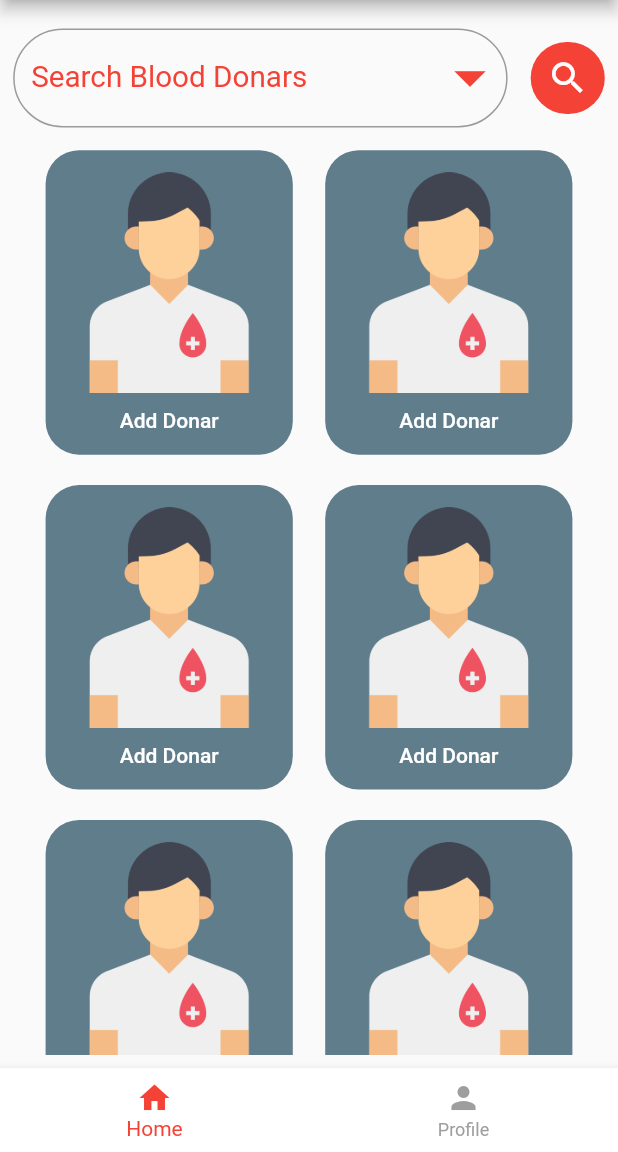
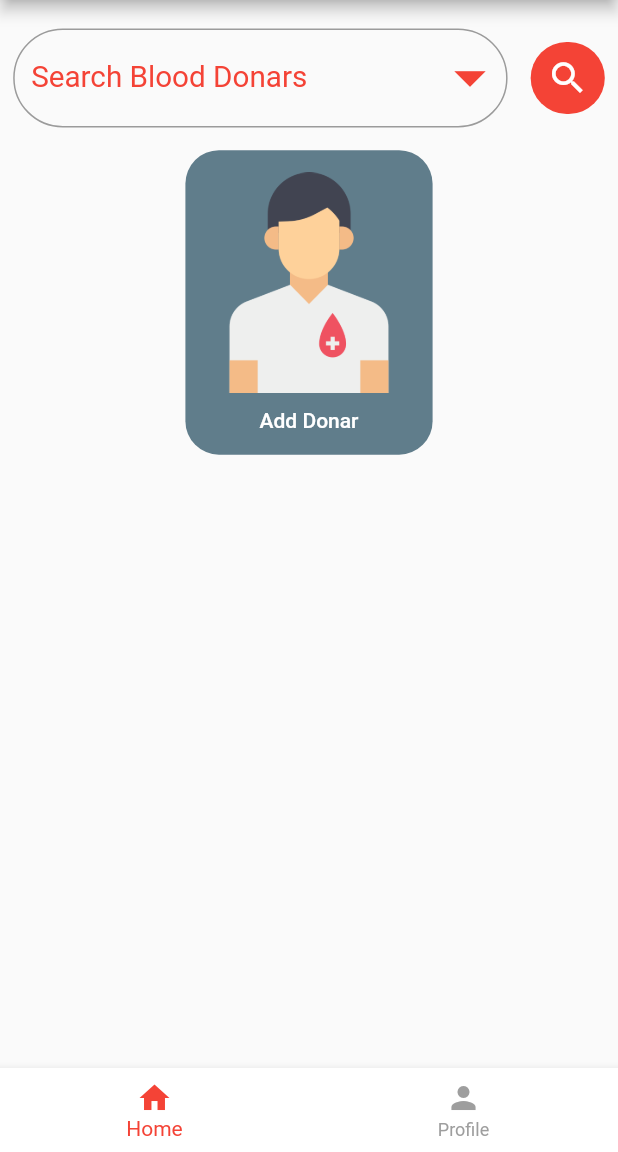
Before and after one commit to alif030496/Blood-Book, a Flutter app: the screen it shows after launch, on a phone screen of 412 x 824 dp, the part 84-1236 px from its top. Run offline on Flutter 3.47's test engine with Material 2 defaults, Android fonts, the phone set to English and light mode, and no system bars; our stand-ins replace carousel_slider, cloud_firestore, dots_indicator, double_back_to_close_app, firebase_auth, firebase_core and 3 more; accounts and stored records are empty.

Commit message:
Add files via upload

```diff
--- a/lib/nav_bar_pages/welcomescreen.dart
+++ b/lib/nav_bar_pages/welcomescreen.dart
@@ -190,232 +190,232 @@ class _HomeState extends State<Home> {
                               ),
                             ),
 
-                            GestureDetector(
-                              onTap: () {
-                                Navigator.push(
-                                    context,
-                                    CupertinoPageRoute(
-                                        builder: ((context) => addDonarinfo())));
-                              },
-                              child: Container(
-                                height: 200.h,
-                                width: 0.4.sw,
-                                decoration: BoxDecoration(
-                                  color: Colors.blueGrey,
-                                  borderRadius:
-                                      BorderRadius.all(Radius.circular(22.0.r)),
-                                ),
-                                child: Column(
-                                  mainAxisAlignment: MainAxisAlignment.center,
-                                  crossAxisAlignment: CrossAxisAlignment.center,
-                                  children: [
-
-                                    Container(
-                                      height: 145.h,
-                                      //width: 0.3.sw,
-                                      child: Image.asset(
-                                        "images/add_donar.png",
-                                        fit: BoxFit.cover,
-                                      ),
-                                    ),
-                                    SizedBox(height: 10.h),
-                                    Center(
-                                        child: Text(
-                                      "Add Donar",
-                                      style: TextStyle(
-                                          fontWeight: FontWeight.w500,
-                                          color: Colors.white),
-                                    )),
-                                  ],
-                                ),
-                              ),
-                            ),
+//                            GestureDetector(
+//                              onTap: () {
+//                                Navigator.push(
+//                                    context,
+//                                    CupertinoPageRoute(
+//                                        builder: ((context) => addDonarinfo())));
+//                              },
+//                              child: Container(
+//                                height: 200.h,
+//                                width: 0.4.sw,
+//                                decoration: BoxDecoration(
+//                                  color: Colors.blueGrey,
+//                                  borderRadius:
+//                                      BorderRadius.all(Radius.circular(22.0.r)),
+//                                ),
+//                                child: Column(
+//                                  mainAxisAlignment: MainAxisAlignment.center,
+//                                  crossAxisAlignment: CrossAxisAlignment.center,
+//                                  children: [
+//
+//                                    Container(
+//                                      height: 145.h,
+//                                      //width: 0.3.sw,
+//                                      child: Image.asset(
+//                                        "images/add_donar.png",
+//                                        fit: BoxFit.cover,
+//                                      ),
+//                                    ),
+//                                    SizedBox(height: 10.h),
+//                                    Center(
+//                                        child: Text(
+//                                      "Add Donar",
+//                                      style: TextStyle(
+//                                          fontWeight: FontWeight.w500,
+//                                          color: Colors.white),
+//                                    )),
+//                                  ],
+//                                ),
+//                              ),
+//                            ),
 
 
                           ],
                         ),
                 SizedBox(height: 20.h,),
-                        Row(
-                          mainAxisAlignment: MainAxisAlignment.spaceEvenly,
-                          crossAxisAlignment: CrossAxisAlignment.start,
-                          children: [
-
-                            GestureDetector(
-                              onTap: () {
-                                Navigator.push(
-                                    context,
-                                    CupertinoPageRoute(
-                                        builder: ((context) => addDonarinfo())));
-                              },
-                              child: Container(
-                                height: 200.h,
-                                width: 0.4.sw,
-                                decoration: BoxDecoration(
-                                  color: Colors.blueGrey,
-                                  borderRadius:
-                                      BorderRadius.all(Radius.circular(22.0.r)),
-                                ),
-                                child: Column(
-                                  mainAxisAlignment: MainAxisAlignment.center,
-                                  crossAxisAlignment: CrossAxisAlignment.center,
-                                  children: [
-
-                                    Container(
-                                      height: 145.h,
-                                      //width: 0.3.sw,
-                                      child: Image.asset(
-                                        "images/add_donar.png",
-                                        fit: BoxFit.cover,
-                                      ),
-                                    ),
-                                    SizedBox(height: 10.h),
-                                    Center(
-                                        child: Text(
-                                      "Add Donar",
-                                      style: TextStyle(
-                                          fontWeight: FontWeight.w500,
-                                          color: Colors.white),
-                                    )),
-                                  ],
-                                ),
-                              ),
-                            ),
-
-                            GestureDetector(
-                              onTap: () {
-                                Navigator.push(
-                                    context,
-                                    CupertinoPageRoute(
-                                        builder: ((context) => addDonarinfo())));
-                              },
-                              child: Container(
-                                height: 200.h,
-                                width: 0.4.sw,
-                                decoration: BoxDecoration(
-                                  color: Colors.blueGrey,
-                                  borderRadius:
-                                      BorderRadius.all(Radius.circular(22.0.r)),
-                                ),
-                                child: Column(
-                                  mainAxisAlignment: MainAxisAlignment.center,
-                                  crossAxisAlignment: CrossAxisAlignment.center,
-                                  children: [
-
-                                    Container(
-                                      height: 145.h,
-                                      //width: 0.3.sw,
-                                      child: Image.asset(
-                                        "images/add_donar.png",
-                                        fit: BoxFit.cover,
-                                      ),
-                                    ),
-                                    SizedBox(height: 10.h),
-                                    Center(
-                                        child: Text(
-                                      "Add Donar",
-                                      style: TextStyle(
-                                          fontWeight: FontWeight.w500,
-                                          color: Colors.white),
-                                    )),
-                                  ],
-                                ),
-                              ),
-                            ),
-
-
-                          ],
-                        ),
-                        SizedBox(height: 20.h,),
-                        Row(
-                          mainAxisAlignment: MainAxisAlignment.spaceEvenly,
-                          crossAxisAlignment: CrossAxisAlignment.start,
-                          children: [
-
-                            GestureDetector(
-                              onTap: () {
-                                Navigator.push(
-                                    context,
-                                    CupertinoPageRoute(
-                                        builder: ((context) => addDonarinfo())));
-                              },
-                              child: Container(
-                                height: 200.h,
-                                width: 0.4.sw,
-                                decoration: BoxDecoration(
-                                  color: Colors.blueGrey,
-                                  borderRadius:
-                                      BorderRadius.all(Radius.circular(22.0.r)),
-                                ),
-                                child: Column(
-                                  mainAxisAlignment: MainAxisAlignment.center,
-                                  crossAxisAlignment: CrossAxisAlignment.center,
-                                  children: [
-
-                                    Container(
-                                      height: 145.h,
-                                      //width: 0.3.sw,
-                                      child: Image.asset(
-                                        "images/add_donar.png",
-                                        fit: BoxFit.cover,
-                                      ),
-                                    ),
-                                    SizedBox(height: 10.h),
-                                    Center(
-                                        child: Text(
-                                      "Add Donar",
-                                      style: TextStyle(
-                                          fontWeight: FontWeight.w500,
-                                          color: Colors.white),
-                                    )),
-                                  ],
-                                ),
-                              ),
-                            ),
-
-                            GestureDetector(
-                              onTap: () {
-                                Navigator.push(
-                                    context,
-                                    CupertinoPageRoute(
-                                        builder: ((context) => addDonarinfo())));
-                              },
-                              child: Container(
-                                height: 200.h,
-                                width: 0.4.sw,
-                                decoration: BoxDecoration(
-                                  color: Colors.blueGrey,
-                                  borderRadius:
-                                      BorderRadius.all(Radius.circular(22.0.r)),
-                                ),
-                                child: Column(
-                                  mainAxisAlignment: MainAxisAlignment.center,
-                                  crossAxisAlignment: CrossAxisAlignment.center,
-                                  children: [
-
-                                    Container(
-                                      height: 145.h,
-                                      //width: 0.3.sw,
-                                      child: Image.asset(
-                                        "images/add_donar.png",
-                                        fit: BoxFit.cover,
-                                      ),
-                                    ),
-                                    SizedBox(height: 10.h),
-                                    Center(
-                                        child: Text(
-                                      "Add Donar",
-                                      style: TextStyle(
-                                          fontWeight: FontWeight.w500,
-                                          color: Colors.white),
-                                    )),
-                                  ],
-                                ),
-                              ),
-                            ),
-
-
-                          ],
-                        ),
+//                        Row(
+//                          mainAxisAlignment: MainAxisAlignment.spaceEvenly,
+//                          crossAxisAlignment: CrossAxisAlignment.start,
+//                          children: [
+//
+//                            GestureDetector(
+//                              onTap: () {
+//                                Navigator.push(
+//                                    context,
+//                                    CupertinoPageRoute(
+//                                        builder: ((context) => addDonarinfo())));
+//                              },
+//                              child: Container(
+//                                height: 200.h,
+//                                width: 0.4.sw,
+//                                decoration: BoxDecoration(
+//                                  color: Colors.blueGrey,
+//                                  borderRadius:
+//                                      BorderRadius.all(Radius.circular(22.0.r)),
+//                                ),
+//                                child: Column(
+//                                  mainAxisAlignment: MainAxisAlignment.center,
+//                                  crossAxisAlignment: CrossAxisAlignment.center,
+//                                  children: [
+//
+//                                    Container(
+//                                      height: 145.h,
+//                                      //width: 0.3.sw,
+//                                      child: Image.asset(
+//                                        "images/add_donar.png",
+//                                        fit: BoxFit.cover,
+//                                      ),
+//                                    ),
+//                                    SizedBox(height: 10.h),
+//                                    Center(
+//                                        child: Text(
+//                                      "Add Donar",
+//                                      style: TextStyle(
+//                                          fontWeight: FontWeight.w500,
+//                                          color: Colors.white),
+//                                    )),
+//                                  ],
+//                                ),
+//                              ),
+//                            ),
+//
+//                            GestureDetector(
+//                              onTap: () {
+//                                Navigator.push(
+//                                    context,
+//                                    CupertinoPageRoute(
+//                                        builder: ((context) => addDonarinfo())));
+//                              },
+//                              child: Container(
+//                                height: 200.h,
+//                                width: 0.4.sw,
+//                                decoration: BoxDecoration(
+//                                  color: Colors.blueGrey,
+//                                  borderRadius:
+//                                      BorderRadius.all(Radius.circular(22.0.r)),
+//                                ),
+//                                child: Column(
+//                                  mainAxisAlignment: MainAxisAlignment.center,
+//                                  crossAxisAlignment: CrossAxisAlignment.center,
+//                                  children: [
+//
+//                                    Container(
+//                                      height: 145.h,
+//                                      //width: 0.3.sw,
+//                                      child: Image.asset(
+//                                        "images/add_donar.png",
+//                                        fit: BoxFit.cover,
+//                                      ),
+//                                    ),
+//                                    SizedBox(height: 10.h),
+//                                    Center(
+//                                        child: Text(
+//                                      "Add Donar",
+//                                      style: TextStyle(
+//                                          fontWeight: FontWeight.w500,
+//                                          color: Colors.white),
+//                                    )),
+//                                  ],
+//                                ),
+//                              ),
+//                            ),
+//
+//
+//                          ],
+//                        ),
+//                        SizedBox(height: 20.h,),
+//                        Row(
+//                          mainAxisAlignment: MainAxisAlignment.spaceEvenly,
+//                          crossAxisAlignment: CrossAxisAlignment.start,
+//                          children: [
+//
+//                            GestureDetector(
+//                              onTap: () {
+//                                Navigator.push(
+//                                    context,
+//                                    CupertinoPageRoute(
+//                                        builder: ((context) => addDonarinfo())));
+//                              },
+//                              child: Container(
+//                                height: 200.h,
+//                                width: 0.4.sw,
+//                                decoration: BoxDecoration(
+//                                  color: Colors.blueGrey,
+//                                  borderRadius:
+//                                      BorderRadius.all(Radius.circular(22.0.r)),
+//                                ),
+//                                child: Column(
+//                                  mainAxisAlignment: MainAxisAlignment.center,
+//                                  crossAxisAlignment: CrossAxisAlignment.center,
+//                                  children: [
+//
+//                                    Container(
+//                                      height: 145.h,
+//                                      //width: 0.3.sw,
+//                                      child: Image.asset(
+//                                        "images/add_donar.png",
+//                                        fit: BoxFit.cover,
+//                                      ),
+//                                    ),
+//                                    SizedBox(height: 10.h),
+//                                    Center(
+//                                        child: Text(
+//                                      "Add Donar",
+//                                      style: TextStyle(
+//                                          fontWeight: FontWeight.w500,
+//                                          color: Colors.white),
+//                                    )),
+//                                  ],
+//                                ),
+//                              ),
+//                            ),
+//
+//                            GestureDetector(
+//                              onTap: () {
+//                                Navigator.push(
+//                                    context,
+//                                    CupertinoPageRoute(
+//                                        builder: ((context) => addDonarinfo())));
+//                              },
+//                              child: Container(
+//                                height: 200.h,
+//                                width: 0.4.sw,
+//                                decoration: BoxDecoration(
+//                                  color: Colors.blueGrey,
+//                                  borderRadius:
+//                                      BorderRadius.all(Radius.circular(22.0.r)),
+//                                ),
+//                                child: Column(
+//                                  mainAxisAlignment: MainAxisAlignment.center,
+//                                  crossAxisAlignment: CrossAxisAlignment.center,
+//                                  children: [
+//
+//                                    Container(
+//                                      height: 145.h,
+//                                      //width: 0.3.sw,
+//                                      child: Image.asset(
+//                                        "images/add_donar.png",
+//                                        fit: BoxFit.cover,
+//                                      ),
+//                                    ),
+//                                    SizedBox(height: 10.h),
+//                                    Center(
+//                                        child: Text(
+//                                      "Add Donar",
+//                                      style: TextStyle(
+//                                          fontWeight: FontWeight.w500,
+//                                          color: Colors.white),
+//                                    )),
+//                                  ],
+//                                ),
+//                              ),
+//                            ),
+//
+//
+//                          ],
+//                        ),
                        // SizedBox(height: 10.h,),
                       ],
                     ),
```
